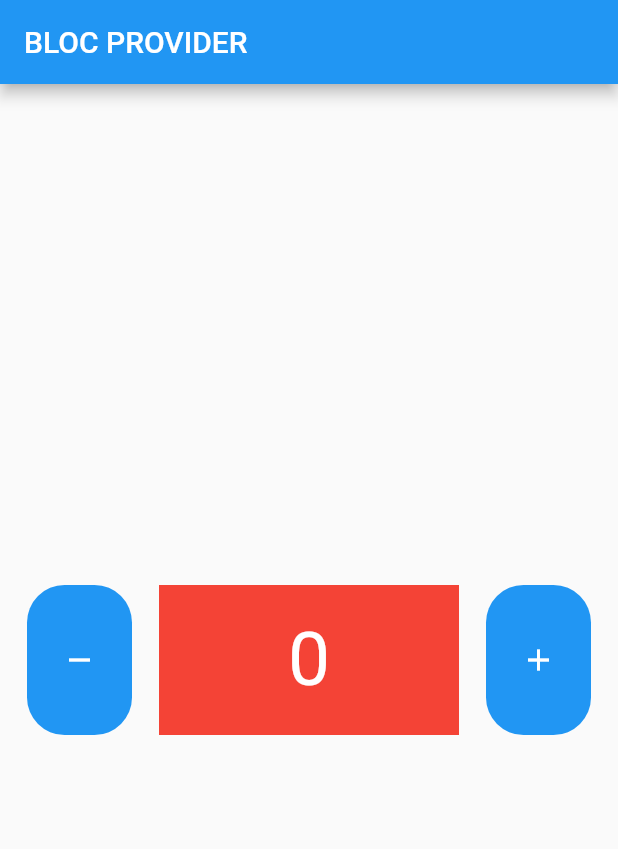
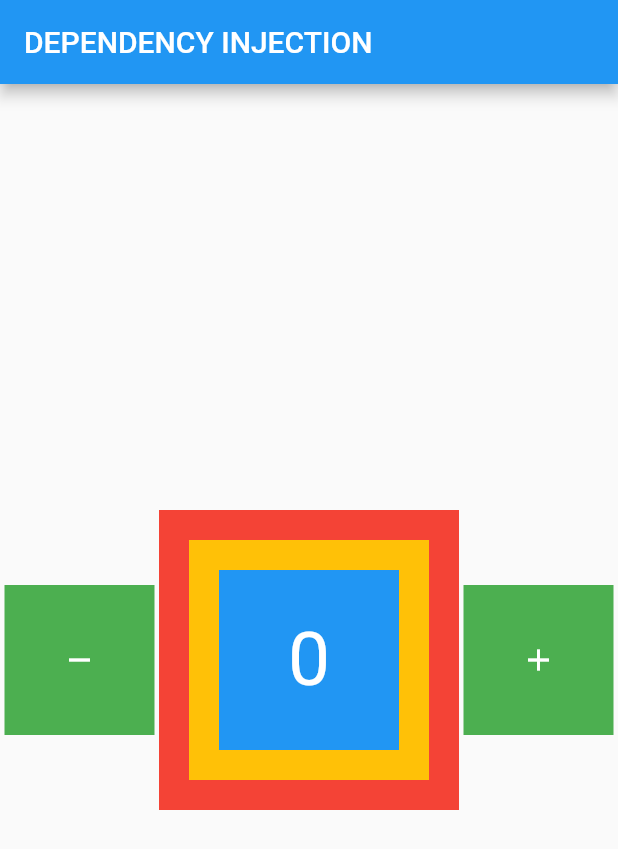
Before and after one commit to AhmadIkbalDjaya/Belajar-Bloc, a Flutter app: the screen it shows after launch, on a phone screen of 412 x 824 dp. Shown: the top 849 px of the screen. Run offline on Flutter 3.47's test engine with Material 2 defaults, Android fonts, the phone set to English and light mode, and no system bars; our stand-ins replace bloc, flutter_bloc.

Commit message:
8. Dependency Injection

```diff
--- /dev/null
+++ b/lib/home/biru.dart
@@ -0,0 +1,21 @@
+import 'package:belajar_bloc/bloc/counter.dart';
+import 'package:belajar_bloc/home/center_data.dart';
+import 'package:flutter/material.dart';
+
+class Biru extends StatelessWidget {
+  Biru(
+    // this.mycounter,
+    {
+    super.key,
+  });
+  // Counter mycounter;
+
+  @override
+  Widget build(BuildContext context) {
+    return Container(
+      margin: const EdgeInsets.all(20),
+      color: Colors.blue,
+      child: CenterData(),
+    );
+  }
+}
--- /dev/null
+++ b/lib/home/center_data.dart
@@ -0,0 +1,18 @@
+import 'package:belajar_bloc/bloc/counter.dart';
+import 'package:belajar_bloc/home/data_widget.dart';
+import 'package:flutter/material.dart';
+class CenterData extends StatelessWidget {
+  CenterData(
+    // this.mycounter,
+    {
+    super.key,
+  });
+  // Counter mycounter;
+
+  @override
+  Widget build(BuildContext context) {
+    return Center(
+      child: DataWidget(),
+    );
+  }
+}
--- /dev/null
+++ b/lib/home/data_widget.dart
@@ -0,0 +1,29 @@
+import 'package:belajar_bloc/bloc/counter.dart';
+import 'package:flutter/material.dart';
+import 'package:flutter_bloc/flutter_bloc.dart';
+
+class DataWidget extends StatelessWidget {
+  DataWidget(
+      // this.mycounter,
+      {
+    super.key,
+  });
+  // Counter mycounter;
+
+  @override
+  Widget build(BuildContext context) {
+    Counter mycounter = BlocProvider.of<Counter>(context);
+    return BlocBuilder(
+      bloc: mycounter,
+      builder: (context, state) {
+        return Text(
+          "$state",
+          style: const TextStyle(
+            fontSize: 50,
+            color: Colors.white,
+          ),
+        );
+      },
+    );
+  }
+}
--- a/lib/pages/home.dart
+++ b/lib/home/home.dart
@@ -1,15 +1,18 @@
 import 'package:belajar_bloc/bloc/counter.dart';
-import 'package:belajar_bloc/pages/data_widget.dart';
+import 'package:belajar_bloc/home/merah.dart';
 import 'package:flutter/material.dart';
 import 'package:flutter_bloc/flutter_bloc.dart';
 
 class HomePage extends StatelessWidget {
+  const HomePage({super.key});
+
   @override
   Widget build(BuildContext context) {
+    // Counter mycounter = Counter();
     Counter mycounter = BlocProvider.of<Counter>(context);
     return Scaffold(
       appBar: AppBar(
-        title: const Text("BLOC PROVIDER"),
+        title: const Text("DEPENDENCY INJECTION"),
       ),
       body: Column(
         mainAxisAlignment: MainAxisAlignment.center,
@@ -18,17 +21,14 @@ class HomePage extends StatelessWidget {
             mainAxisAlignment: MainAxisAlignment.spaceEvenly,
             children: [
               Material(
-                color: Colors.blue,
-                borderRadius: BorderRadius.circular(25),
+                color: Colors.green,
                 child: InkWell(
                   onTap: () {
                     mycounter.decrement();
                   },
-                  borderRadius: BorderRadius.circular(25),
                   child: const SizedBox(
+                    width: 100,
                     height: 100,
-                    width: 70,
-                    child: Center(
                     child: Icon(
                       Icons.remove,
                       color: Colors.white,
@@ -36,20 +36,17 @@ class HomePage extends StatelessWidget {
                   ),
                 ),
               ),
-              ),
-              const DataWidget(),
+              // Merah(mycounter),
+              Merah(),
               Material(
-                color: Colors.blue,
-                borderRadius: BorderRadius.circular(25),
+                color: Colors.green,
                 child: InkWell(
                   onTap: () {
                     mycounter.increment();
                   },
-                  borderRadius: BorderRadius.circular(25),
                   child: const SizedBox(
+                    width: 100,
                     height: 100,
-                    width: 70,
-                    child: Center(
                     child: Icon(
                       Icons.add,
                       color: Colors.white,
@@ -57,9 +54,8 @@ class HomePage extends StatelessWidget {
                   ),
                 ),
               ),
-              ),
             ],
-          ),
+          )
         ],
       ),
     );
--- /dev/null
+++ b/lib/home/kuning.dart
@@ -0,0 +1,21 @@
+import 'package:belajar_bloc/bloc/counter.dart';
+import 'package:belajar_bloc/home/biru.dart';
+import 'package:flutter/material.dart';
+
+class Kuning extends StatelessWidget {
+  Kuning(
+    // this.mycounter,
+    {
+    super.key,
+  });
+  // Counter mycounter;
+
+  @override
+  Widget build(BuildContext context) {
+    return Container(
+      margin: const EdgeInsets.all(20),
+      color: Colors.amber,
+      child: Biru(),
+    );
+  }
+}
--- a/lib/pages/data_widget.dart
+++ b/lib/home/merah.dart
@@ -1,20 +1,23 @@
 import 'package:belajar_bloc/bloc/counter.dart';
-import 'package:belajar_bloc/pages/center_widget.dart';
+import 'package:belajar_bloc/home/kuning.dart';
 import 'package:flutter/material.dart';
 
-class DataWidget extends StatelessWidget {
-  const DataWidget({
+class Merah extends StatelessWidget {
+  Merah(
+    // this.mycounter,
+    {
     super.key,
   });
 
+  // Counter mycounter;
 
   @override
   Widget build(BuildContext context) {
     return Container(
+      width: 200,
+      height: 200,
       color: Colors.red,
-      height: 100,
-      width: 200,
-      child: const CenterWidget(),
+      child: Kuning(),
     );
   }
 }
--- a/lib/main.dart
+++ b/lib/main.dart
@@ -1,7 +1,7 @@
-import "package:belajar_bloc/bloc/counter.dart";
-import "package:belajar_bloc/pages/home.dart";
-import "package:flutter/material.dart";
-import "package:flutter_bloc/flutter_bloc.dart";
+import 'package:belajar_bloc/bloc/counter.dart';
+import 'package:belajar_bloc/home/home.dart';
+import 'package:flutter/material.dart';
+import 'package:flutter_bloc/flutter_bloc.dart';
 
 void main() {
   runApp(const MyApp());
@@ -14,7 +14,7 @@ class MyApp extends StatelessWidget {
   Widget build(BuildContext context) {
     return BlocProvider(
       create: (context) => Counter(),
-      child: MaterialApp(
+      child: const MaterialApp(
         home: HomePage(),
       ),
     );
--- a/lib/pages/center_widget.dart
+++ /dev/null
@@ -1,25 +0,0 @@
-import 'package:belajar_bloc/bloc/counter.dart';
-import 'package:flutter/material.dart';
-import 'package:flutter_bloc/flutter_bloc.dart';
-
-class CenterWidget extends StatelessWidget {
-  const CenterWidget({
-    super.key,
-  });
-
-  @override
-  Widget build(BuildContext context) {
-    Counter mycounter = BlocProvider.of<Counter>(context);
-    return Center(
-      child: BlocBuilder<Counter, int>(
-        bloc: mycounter,
-        builder: (context, state) {
-          return Text(
-            "$state",
-            style: const TextStyle(fontSize: 50, color: Colors.white),
-          );
-        },
-      ),
-    );
-  }
-}
```
Lines whose indentation alone changed are shown as unchanged.
